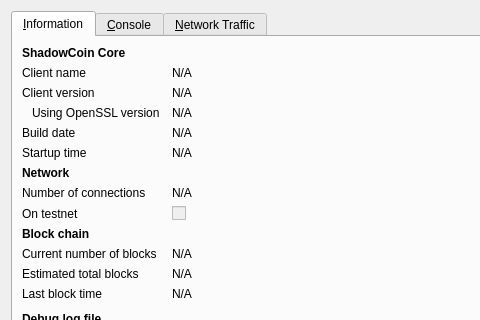
Old version of the form src/qt/forms/rpcconsole.ui in the repository jyap808/jumbucks; both pictures show x 0 to 480 and y 0 to 320 of the 740 by 450 pixel window.
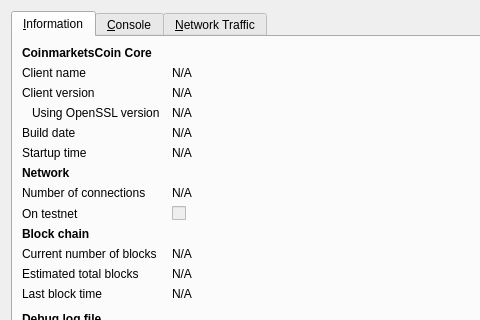
New version of the form. Icons and pictures are not drawn. Custom widgets are drawn as their Qt base class.

Diff of the .ui file:
```diff
--- a/src/qt/forms/rpcconsole.ui
+++ b/src/qt/forms/rpcconsole.ui
@@ -36,7 +36,7 @@
           </font>
          </property>
          <property name="text">
-          <string>ShadowCoin Core</string>
+          <string>CoinmarketsCoin Core</string>
          </property>
         </widget>
        </item>
```
Left out of the diff: 6 changed lines with no effect on the pictures.
